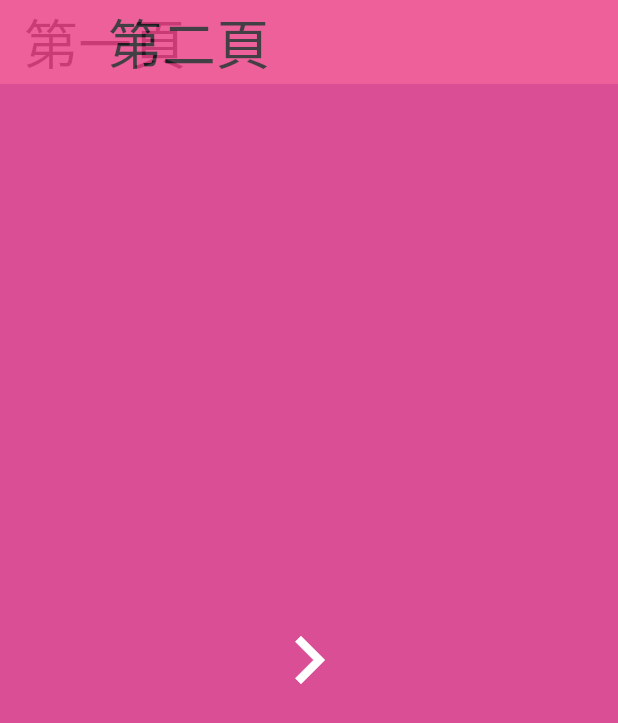
After one commit to redfish-27182/my_flutter_learning, a Flutter app: the screen it shows after launch, after a tap on the "navigate next" icon, on a phone screen of 412 x 824 dp. The commit adds this screen. Shown: the top 723 px of the screen. Run offline on Flutter 3.47's test engine with Material 3 defaults, Android fonts, the light colour scheme and no system bars.

Commit message:
class 19: 轉場動畫-1

```diff
--- /dev/null
+++ b/lib/custom_router.dart
@@ -0,0 +1,47 @@
+import 'package:flutter/material.dart';
+
+// 🚀 自訂客製化轉場動畫路由（漸層淡入 + 速度曲線效果）
+class CustomRoute extends PageRouteBuilder {
+  final Widget widget;
+
+  // 💡 構造函數：當別的頁面呼叫我時，要把「目的地新頁面 (widget)」傳進來
+  // super這是官方規定的寫法，專為PageRouteBuilder設計
+  CustomRoute(this.widget) : super(
+    // ⏳ 轉場動畫的總持續時間（這裡設定 1 秒鐘，由 0.0 跑到 1.0）
+    transitionDuration: const Duration(seconds: 2),
+
+    // 🧱 1. 負責建立目的地頁面
+    pageBuilder: (
+      BuildContext context,
+      Animation<double> animation1,      // 主要進場動畫數值 (從 0.0 跑到 1.0)
+      Animation<double> animation2,      // 次要出場動畫數值
+    ) {
+      return widget; // 告訴 Flutter 我們最後要顯示的是傳進來的目的地頁面
+    },
+
+    // 🎨 2. 負責「畫出轉場特效」（重頭戲在這裡！）
+    transitionsBuilder: (
+      BuildContext context,
+      Animation<double> animation1,      // 這裡的 animation1 會跟上面同步，維持在 0.0 ~ 1.0
+      Animation<double> animation2,
+      Widget child,                      // 這個 child 就是上面 pageBuilder 回傳的目的地 widget
+    ) {
+      // 🎬 由內而外拆解這顆超酷的動畫果凍：
+      return FadeTransition(
+        // 🌟 最終效果：控制目的地頁面的「透明度」
+        opacity: Tween(begin: 0.0, end: 1.0).animate(
+          CurvedAnimation(
+            // 🚂 1. 綁定主要計時器：把基礎的 0.0 ~ 1.0 線性動畫當作火車頭
+            parent: animation1,
+
+            // 📈 2. 注入靈魂曲線：Curves.fastOutSlowIn 會讓動畫「一開始衝很快、最後慢慢停下」
+            // 這樣在畫面上看起來就不會死板板的，會有一種優雅的高級感！
+            curve: Curves.fastOutSlowIn,
+          ),
+        ),
+        // 💡 記得告訴 FadeTransition，要把剛才算好的「淡入+曲線特效」套用在目的地頁面（child）身上！
+        child: child,
+      );
+    },
+  );
+}
--- a/lib/main.dart
+++ b/lib/main.dart
@@ -1,5 +1,5 @@
 import 'package:flutter/material.dart';
-import 'bottom_navigation_widget.dart';
+import 'pages.dart';
 
 void main() => runApp(MyApp());
 
@@ -11,7 +11,7 @@ class MyApp extends StatelessWidget{
       theme: ThemeData(
         primarySwatch: Colors.lightBlue
       ),
-      home: BottomAppBarDemo()
+      home: FirstPage()
     );
   }
 }
--- /dev/null
+++ b/lib/pages.dart
@@ -0,0 +1,64 @@
+import 'package:flutter/material.dart';
+import 'custom_router.dart';
+
+class FirstPage extends StatelessWidget {
+  @override
+  Widget build(BuildContext context) {
+    return Scaffold(
+      backgroundColor: Colors.blue,
+      appBar: AppBar(
+        title:Text(
+          '第一頁',
+            style: TextStyle(
+              fontSize: 36.0
+            )
+          ),
+          elevation: 0.0,
+      ),
+      body: Center(
+        child: MaterialButton(
+          child: Icon(
+            Icons.navigate_next,
+            color: Colors.white,
+            size: 64.0
+          ),
+          onPressed: (){
+            Navigator.of(context).push(CustomRoute(SecondPage()));
+          },
+        ),
+      )
+    );
+  }
+}
+
+class SecondPage extends StatelessWidget{
+  @override
+  Widget build(BuildContext context){
+    return Scaffold(
+      backgroundColor: Colors.pinkAccent,
+      appBar: AppBar(
+        title:Text(
+          '第二頁',
+            style: TextStyle(
+              fontSize: 36.0
+            )
+          ),
+        backgroundColor: Colors.pinkAccent,
+        leading: Container(),
+        elevation: 10.0,
+      ),
+      body: Center(
+        child: MaterialButton(
+          child: Icon(
+            Icons.navigate_next,
+            color: Colors.white,
+            size: 64.0
+          ),
+          onPressed: (){
+            Navigator.of(context).pop();
+          },
+        ),
+      )
+    );
+  }
+}
```
